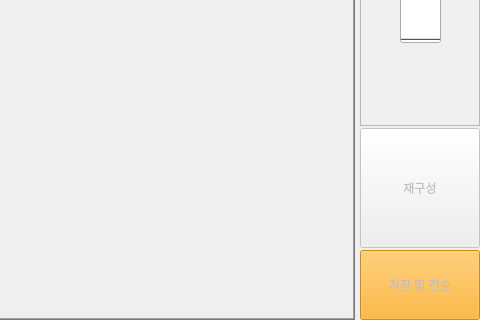
Above: Project/src/imaging/ImagingSW/imagingmanager.ui from AndaCondaa/Dental_Imaging_SW_System before the change; both pictures show x 520 to 1000 and y 308 to 628 of the 1000 by 628 pixel window. Below: the same form after it.
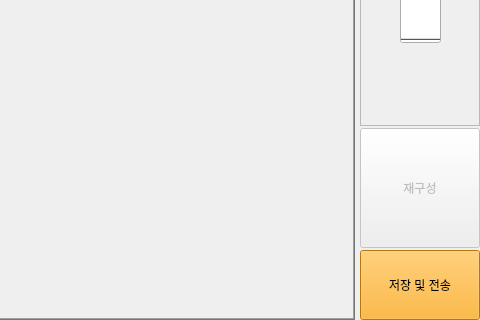
That is the form after the change.

Diff of the .ui file:
```diff
--- a/Project/src/imaging/ImagingSW/imagingmanager.ui
+++ b/Project/src/imaging/ImagingSW/imagingmanager.ui
@@ -159,7 +159,7 @@
          <item>
           <widget class="QPushButton" name="saveButton">
            <property name="enabled">
-            <bool>false</bool>
+            <bool>true</bool>
            </property>
            <property name="sizePolicy">
             <sizepolicy hsizetype="Preferred" vsizetype="Preferred">
```
